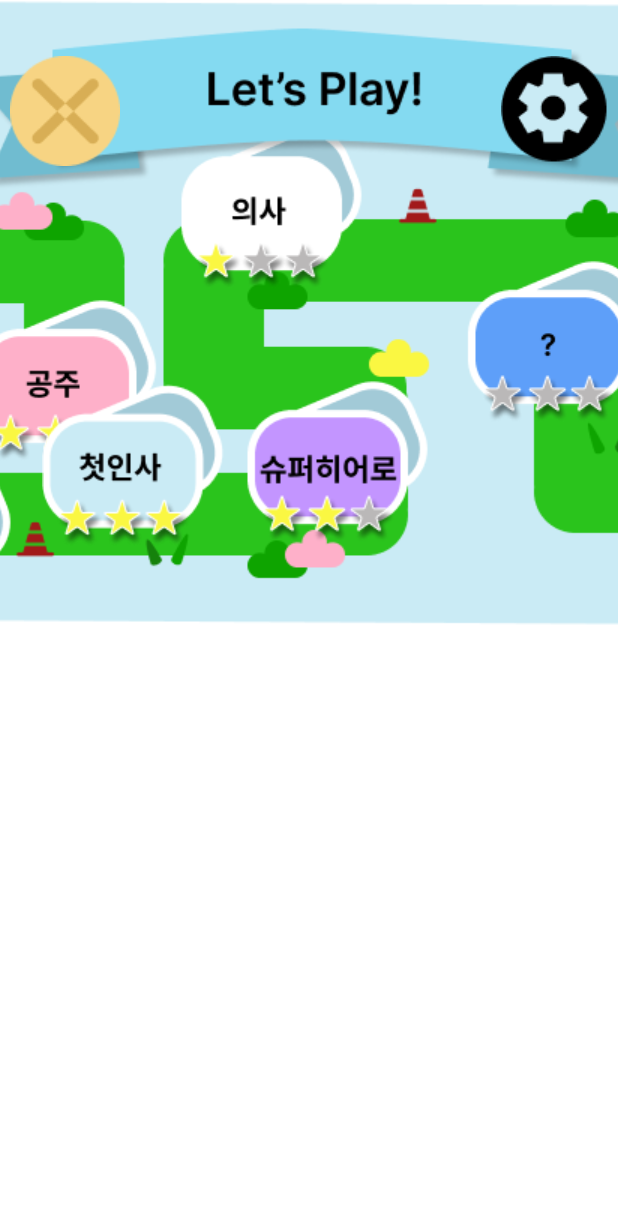
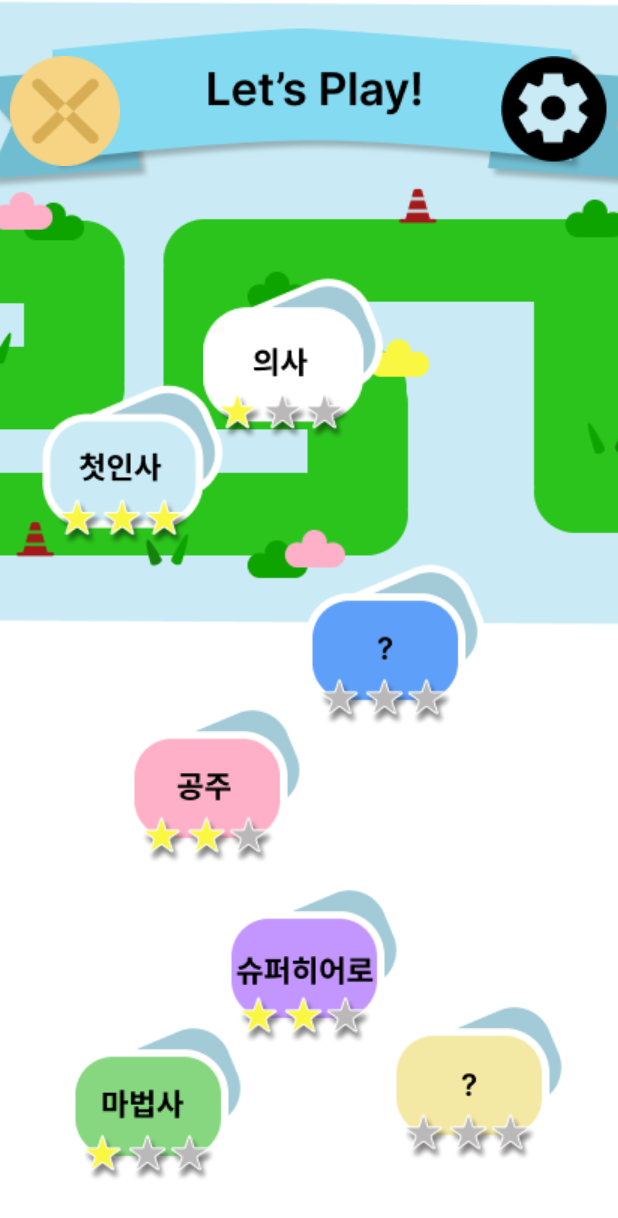
Before and after one commit to JiYoun0216/LetsPlay-main, an Android app: the RewardsMainPageActivity screen opened directly, with no data from a screen before it, on a phone screen of 412 x 824 dp. Shown: the top 1218 px of the screen. Run offline under Robolectric (Android 15) with nearby library versions, the phone set to English and light mode, and no system bars; 1 statement that could not run was skipped.

Commit message:
wizard_doctor_princess ... button finished

```diff
--- a/app/src/main/java/com/example/letsplay/RewardsMainPageActivity.java
+++ b/app/src/main/java/com/example/letsplay/RewardsMainPageActivity.java
@@ -26,17 +26,61 @@
         ImageButton closeButton = findViewById(R.id.close_button);
         ImageButton firstButton = findViewById(R.id.first_button);
         ImageButton settingButton = findViewById(R.id.setting_button);
+        ImageButton princessButton = findViewById(R.id.princess_button);
+        ImageButton wizardButton = findViewById(R.id.wizard_button);
+        ImageButton doctorButton = findViewById(R.id.doctor_button);
+        ImageButton superheroButton = findViewById(R.id.superhero_button);
+        ImageButton extraButton_1 = findViewById(R.id.extra_button_1);
+        ImageButton extraButton_2 = findViewById(R.id.extra_button_2);
 
         closeButton.setOnClickListener(v -> {
             Intent intent = new Intent(RewardsMainPageActivity.this, EndingActivity.class);
             startActivity(intent);
         });
+
         settingButton.setOnClickListener(v -> {
             parent_verifyng_popup();
         });
 
         firstButton.setOnClickListener(v -> {
             Intent intent = new Intent(RewardsMainPageActivity.this, RoleplayingBackgroundActivity.class);
+            intent.putExtra("message", "안녕! 난 너의 친구야! 나랑 역할놀이 해볼까?");
+            startActivity(intent);
+        });
+
+        princessButton.setOnClickListener(v -> {
+            Intent intent = new Intent(RewardsMainPageActivity.this, RoleplayingBackgroundActivity.class);
+            intent.putExtra("message", "안녕! 난 너의 친구야! 나랑 공주놀이 해볼까?");
+            startActivity(intent);
+        });
+
+        wizardButton.setOnClickListener(v -> {
+            Intent intent = new Intent(RewardsMainPageActivity.this, RoleplayingBackgroundActivity.class);
+            intent.putExtra("message", "안녕! 난 너의 친구야! 나랑 마법사놀이 해볼까?");
+            startActivity(intent);
+        });
+
+        doctorButton.setOnClickListener(v -> {
+            Intent intent = new Intent(RewardsMainPageActivity.this, RoleplayingBackgroundActivity.class);
+            intent.putExtra("message", "안녕! 난 너의 친구야! 나랑 병원놀이 해볼까?");
+            startActivity(intent);
+        });
+
+        superheroButton.setOnClickListener(v -> {
+            Intent intent = new Intent(RewardsMainPageActivity.this, RoleplayingBackgroundActivity.class);
+            intent.putExtra("message", "안녕! 난 너의 친구야! 나랑 슈퍼히어로 놀이 해볼까?");
+            startActivity(intent);
+        });
+
+        extraButton_2.setOnClickListener(v -> {
+            Intent intent = new Intent(RewardsMainPageActivity.this, RoleplayingBackgroundActivity.class);
+            intent.putExtra("message", "안녕! 난 너의 친구야! 나랑 어떤 놀이 해볼까?");
+            startActivity(intent);
+        });
+
+        extraButton_1.setOnClickListener(v -> {
+            Intent intent = new Intent(RewardsMainPageActivity.this, RoleplayingBackgroundActivity.class);
+            intent.putExtra("message", "안녕! 난 너의 친구야! 나랑 어떤 놀이 해볼까?");
             startActivity(intent);
         });
     }
@@ -91,9 +135,9 @@
     }
 
     ImageButton xButton = dialog.findViewById(R.id.x_button);
-    xButton.setOnClickListener(v -> dialog.dismiss()); // 다이얼로그 닫기
+    xButton.setOnClickListener(v -> dialog.dismiss());
 
-    dialog.show(); // 팝업 표시
+    dialog.show();
 }
 
     // 흔들림 효과 추가
--- a/app/src/main/java/com/example/letsplay/RoleplayingBackgroundActivity.java
+++ b/app/src/main/java/com/example/letsplay/RoleplayingBackgroundActivity.java
@@ -58,6 +58,11 @@
         super.onCreate(savedInstanceState);
         setContentView(R.layout.roleplaying);
 
+        Intent intent = getIntent();
+        String message = intent.getStringExtra("message");
+        if(message != null){
+            addGptMessage(message);
+        }
 
         // 권한 요청
         ActivityCompat.requestPermissions(this, permissions, REQUEST_RECORD_AUDIO_PERMISSION);
@@ -72,9 +77,9 @@
         // 메뉴 버튼 클릭 이벤트 추가
         ImageButton menuButton = findViewById(R.id.menu_button);
         menuButton.setOnClickListener(v -> {
-            Intent intent = new Intent(RoleplayingBackgroundActivity.this, MenuActivity.class);
+            Intent menuIntent = new Intent(RoleplayingBackgroundActivity.this, MenuActivity.class);
             overridePendingTransition(R.anim.slide_in_right, R.anim.slide_out_left);
-            startActivity(intent);
+            startActivity(menuIntent);
         });
 
         // View 초기화
@@ -83,8 +88,6 @@
         rightFrequency = findViewById(R.id.rightFrequency);
 
 
-        // 초기 메시지 추가
-        addGptMessage("안녕! 난 너의 친구야! 나랑 역할놀이 해볼까?");
         // 4초 후 goodtext와 mike_touch_popup 표시
         handler.postDelayed(() -> {
             mike_touch_popup.setVisibility(View.VISIBLE);
@@ -224,7 +227,6 @@
             // 사용자 메시지의 isPending 상태 해제
             userMessage.setPending(false);
             chatAdapter.notifyItemChanged(chatMessages.indexOf(userMessage));
-
         }, 3000); // 3초 동안 타이핑 애니메이션
     }
 
--- a/app/src/main/res/layout/rewards_main_page.xml
+++ b/app/src/main/res/layout/rewards_main_page.xml
@@ -24,6 +24,84 @@
         app:layout_constraintTop_toTopOf="parent"
         app:layout_constraintVertical_bias="0.35"
         app:layout_constraintHorizontal_bias="0.1"/>
+
+    <ImageButton
+        android:id="@+id/princess_button"
+        android:layout_width="wrap_content"
+        android:layout_height="wrap_content"
+        android:background="@null"
+        android:src="@drawable/princess_button"
+        app:layout_constraintBottom_toBottomOf="parent"
+        app:layout_constraintEnd_toEndOf="parent"
+        app:layout_constraintStart_toStartOf="parent"
+        app:layout_constraintTop_toTopOf="parent"
+        app:layout_constraintVertical_bias="0.65"
+        app:layout_constraintHorizontal_bias="0.3"/>
+
+    <ImageButton
+        android:id="@+id/wizard_button"
+        android:layout_width="wrap_content"
+        android:layout_height="wrap_content"
+        android:background="@null"
+        android:src="@drawable/wizard_button"
+        app:layout_constraintBottom_toBottomOf="parent"
+        app:layout_constraintEnd_toEndOf="parent"
+        app:layout_constraintStart_toStartOf="parent"
+        app:layout_constraintTop_toTopOf="parent"
+        app:layout_constraintVertical_bias="0.95"
+        app:layout_constraintHorizontal_bias="0.16"/>
+
+    <ImageButton
+        android:id="@+id/superhero_button"
+        android:layout_width="wrap_content"
+        android:layout_height="wrap_content"
+        android:background="@null"
+        android:src="@drawable/superhero_button"
+        app:layout_constraintBottom_toBottomOf="parent"
+        app:layout_constraintEnd_toEndOf="parent"
+        app:layout_constraintStart_toStartOf="parent"
+        app:layout_constraintTop_toTopOf="parent"
+        app:layout_constraintVertical_bias="0.82"
+        app:layout_constraintHorizontal_bias="0.53"/>
+
+    <ImageButton
+        android:id="@+id/doctor_button"
+        android:layout_width="wrap_content"
+        android:layout_height="wrap_content"
+        android:background="@null"
+        android:src="@drawable/doctor_button"
+        app:layout_constraintBottom_toBottomOf="parent"
+        app:layout_constraintEnd_toEndOf="parent"
+        app:layout_constraintStart_toStartOf="parent"
+        app:layout_constraintTop_toTopOf="parent"
+        app:layout_constraintVertical_bias="0.25"
+        app:layout_constraintHorizontal_bias="0.48"/>
+
+    <ImageButton
+        android:id="@+id/extra_button_1"
+        android:layout_width="wrap_content"
+        android:layout_height="wrap_content"
+        android:background="@null"
+        android:src="@drawable/extra_button_1"
+        app:layout_constraintBottom_toBottomOf="parent"
+        app:layout_constraintEnd_toEndOf="parent"
+        app:layout_constraintStart_toStartOf="parent"
+        app:layout_constraintTop_toTopOf="parent"
+        app:layout_constraintVertical_bias="0.52"
+        app:layout_constraintHorizontal_bias="0.72"/>
+
+    <ImageButton
+        android:id="@+id/extra_button_2"
+        android:layout_width="wrap_content"
+        android:layout_height="wrap_content"
+        android:background="@null"
+        android:src="@drawable/extra_button_2"
+        app:layout_constraintBottom_toBottomOf="parent"
+        app:layout_constraintEnd_toEndOf="parent"
+        app:layout_constraintStart_toStartOf="parent"
+        app:layout_constraintTop_toTopOf="parent"
+        app:layout_constraintVertical_bias="0.93"
+        app:layout_constraintHorizontal_bias="0.92"/>
 
     <ImageButton
         android:id="@+id/setting_button"
--- a/app/src/main/res/layout/roleplaying.xml
+++ b/app/src/main/res/layout/roleplaying.xml
@@ -34,7 +34,7 @@
         android:id="@+id/menu_button"
         android:layout_width="wrap_content"
         android:layout_height="wrap_content"
-        android:src="@drawable/menu_button"
+        android:src="@drawable/menu"
         android:layout_marginTop="31dp"
         android:layout_marginStart="839dp"
         android:contentDescription="menu button" />
```
Also changed, not shown: app/src/main/res/drawable/doctor_button.png (added), app/src/main/res/drawable/extra_button_1.png (added), app/src/main/res/drawable/extra_button_2.png (added), app/src/main/res/drawable/princess_button.png (added), app/src/main/res/drawable/rewards_main_page_background.png, app/src/main/res/drawable/superhero_button.png (added), app/src/main/res/drawable/wizard_button.png (added).
